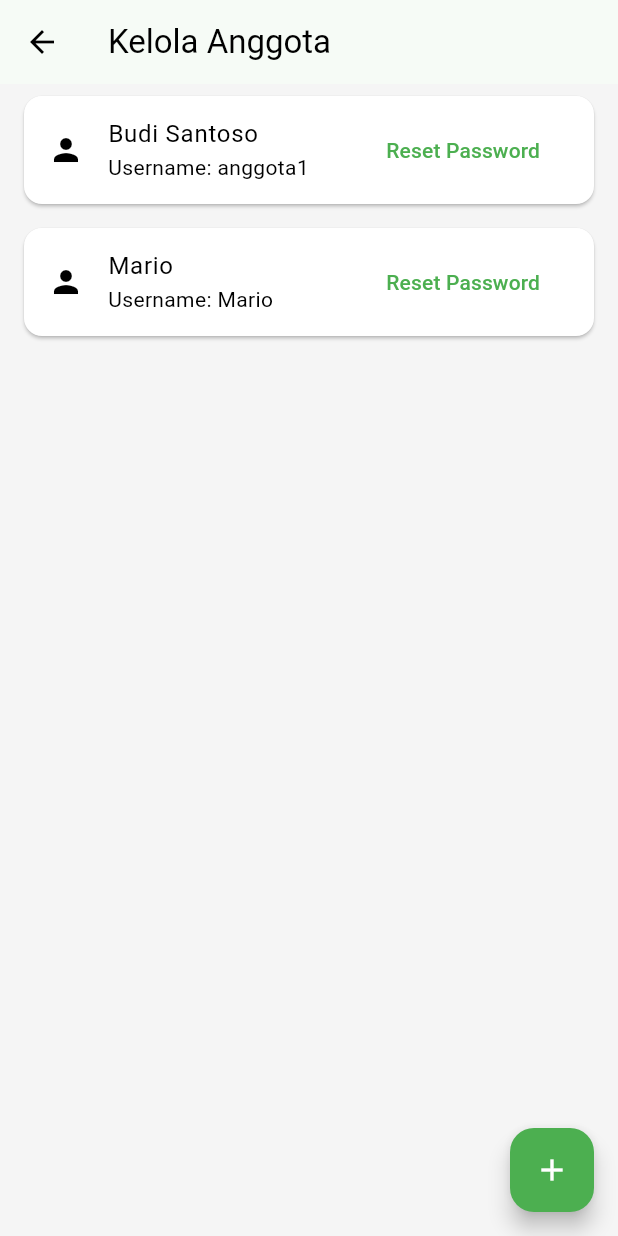
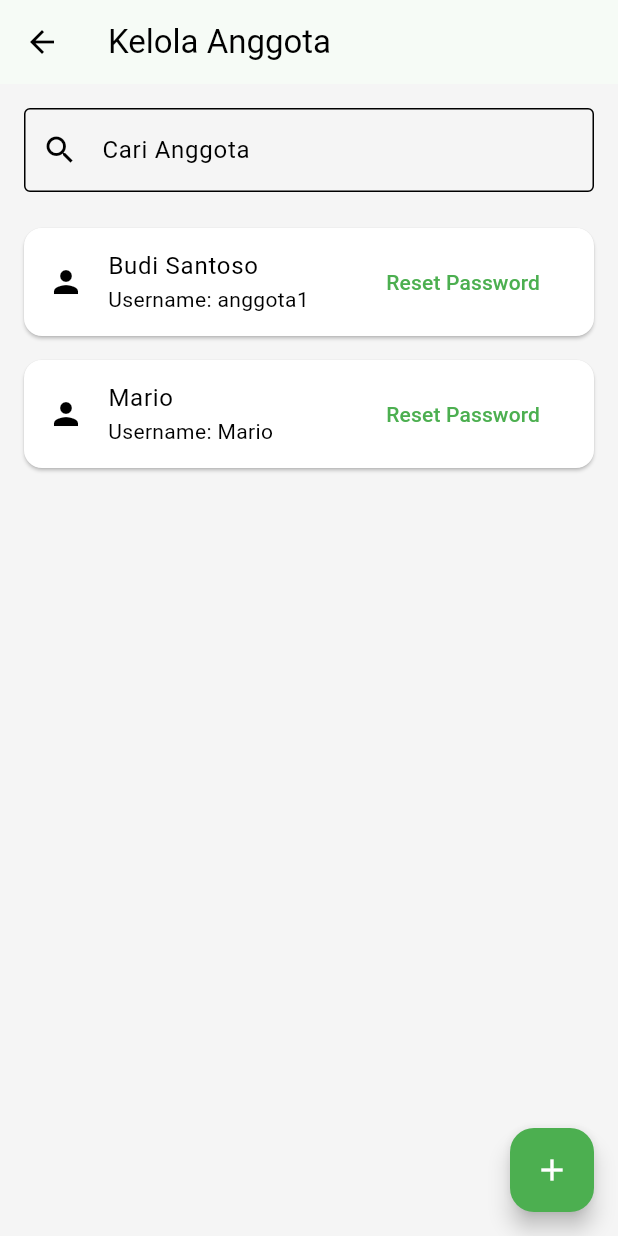
Before and after one commit to Rafli085/koperasi-simpan-pinjam, a Flutter app: the KelolaAnggotaPage screen opened directly, on a phone screen of 412 x 824 dp. Run offline on Flutter 3.47's test engine with Material 3 defaults, Android fonts, the phone set to English and light mode, and no system bars; our stand-ins replace shared_preferences; accounts and stored records are empty.

Commit message:
tambah fitur cari anggota

```diff
--- a/lib/pages/kelola_anggota_page.dart
+++ b/lib/pages/kelola_anggota_page.dart
@@ -10,10 +10,24 @@ class KelolaAnggotaPage extends StatefulWidget {
 }
 
 class _KelolaAnggotaPageState extends State<KelolaAnggotaPage> {
+  final TextEditingController _searchController = TextEditingController();
+
+  @override
+  void dispose() {
+    _searchController.dispose();
+    super.dispose();
+  }
+
   @override
   Widget build(BuildContext context) {
+    final query = _searchController.text.toLowerCase();
     final anggota = DummyUsers.users
-        .where((user) => user.role == 'anggota')
+        .where(
+          (user) =>
+              user.role == 'anggota' &&
+              (user.nama.toLowerCase().contains(query) ||
+                  user.username.toLowerCase().contains(query)),
+        )
         .toList();
 
     return Scaffold(
@@ -23,23 +37,38 @@ class _KelolaAnggotaPageState extends State<KelolaAnggotaPage> {
         onPressed: () async {
           final result = await Navigator.push(
             context,
-            MaterialPageRoute(
-              builder: (_) => const TambahAnggotaPage(),
-            ),
+            MaterialPageRoute(builder: (_) => const TambahAnggotaPage()),
           );
           if (result == true) {
             setState(() {}); // Refresh UI
           }
         },
       ),
-      body: ListView.builder(
+      body: Column(
+        children: [
+          Padding(
+            padding: const EdgeInsets.all(16),
+            child: TextField(
+              controller: _searchController,
+              decoration: const InputDecoration(
+                labelText: 'Cari Anggota',
+                prefixIcon: Icon(Icons.search),
+                border: OutlineInputBorder(),
+              ),
+              onChanged: (value) => setState(() {}),
+            ),
+          ),
+          Expanded(
+            child: ListView.builder(
               itemCount: anggota.length,
               itemBuilder: (context, index) {
                 final user = anggota[index];
 
                 return Card(
-            margin:
-                const EdgeInsets.symmetric(horizontal: 16, vertical: 8),
+                  margin: const EdgeInsets.symmetric(
+                    horizontal: 16,
+                    vertical: 8,
+                  ),
                   child: ListTile(
                     leading: const Icon(Icons.person),
                     title: Text(user.nama),
@@ -51,7 +80,8 @@ class _KelolaAnggotaPageState extends State<KelolaAnggotaPage> {
                         ScaffoldMessenger.of(context).showSnackBar(
                           SnackBar(
                             content: Text(
-                          'Reset password untuk ${user.username} (fitur belum tersedia)'),
+                              'Reset password untuk ${user.username} (fitur belum tersedia)',
+                            ),
                           ),
                         );
                       },
@@ -60,6 +90,9 @@ class _KelolaAnggotaPageState extends State<KelolaAnggotaPage> {
                 );
               },
             ),
+          ),
+        ],
+      ),
     );
   }
 }
```
Lines whose indentation alone changed are shown as unchanged.
